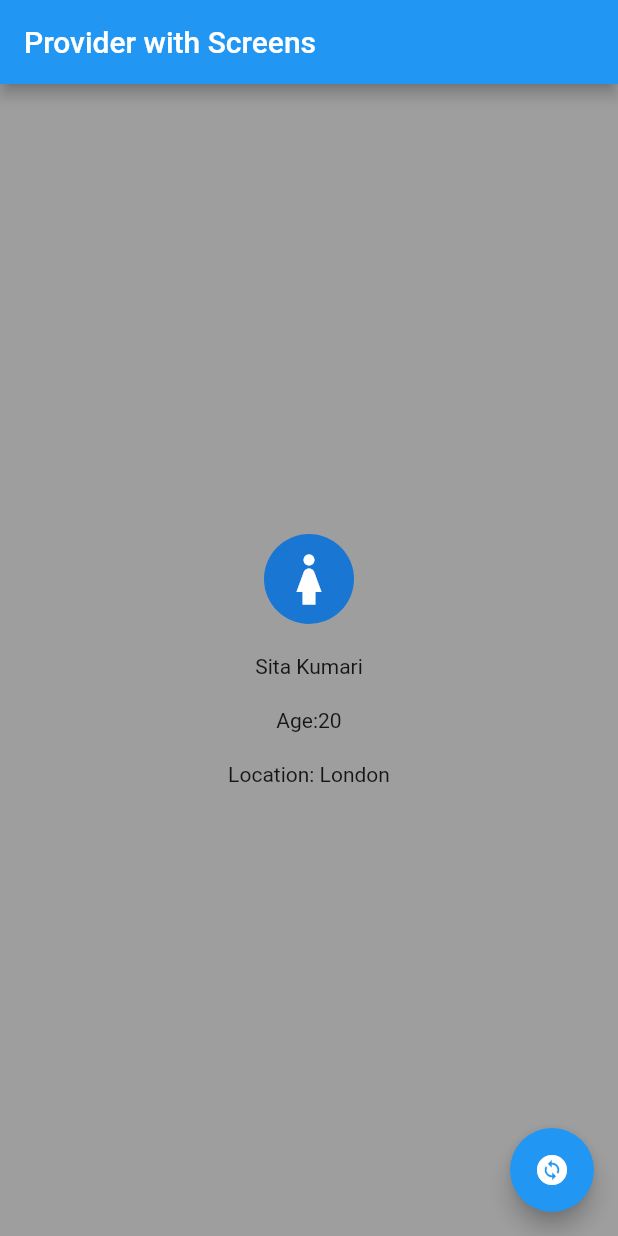
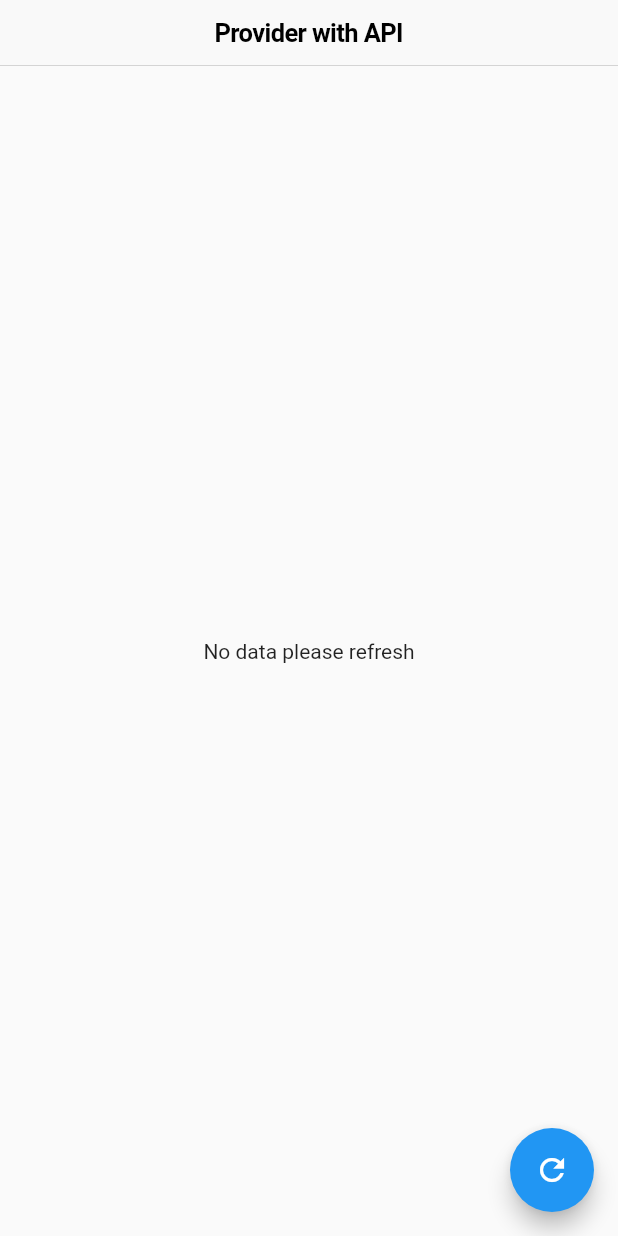
Before and after one commit to qubeena07/Flutter-Provider-using-API, a Flutter app: the screen it shows after launch, on a phone screen of 412 x 824 dp. Run offline on Flutter 3.47's test engine with Material 2 defaults, Android fonts, the light colour scheme and no system bars.

Commit message:
fetch api using provider

```diff
--- a/lib/main.dart
+++ b/lib/main.dart
@@ -1,7 +1,7 @@
 import 'package:flutter/material.dart';
 import 'package:provider/provider.dart';
 import 'package:provider_api/state/app_state.dart';
-import 'package:provider_api/view/home_state.dart';
+import 'package:provider_api/view/api_page.dart';
 
 void main() {
   runApp(const MyApp());
@@ -15,6 +15,6 @@ class MyApp extends StatelessWidget {
     return ChangeNotifierProvider(
         create: (context) => AppState(),
         child: const MaterialApp(
-            debugShowCheckedModeBanner: false, home: HomeState()));
+            debugShowCheckedModeBanner: false, home: ApiPage()));
   }
 }
--- /dev/null
+++ b/lib/model/post_model.dart
@@ -0,0 +1,22 @@
+class PostModel {
+  int? userId;
+  int? id;
+  String? title;
+  String? body;
+
+  PostModel({this.userId, this.id, this.title, this.body});
+
+  factory PostModel.fromJson(Map<String, dynamic> json) => PostModel(
+        userId: json['userId'] as int?,
+        id: json['id'] as int?,
+        title: json['title'] as String?,
+        body: json['body'] as String?,
+      );
+
+  Map<String, dynamic> toJson() => {
+        'userId': userId,
+        'id': id,
+        'title': title,
+        'body': body,
+      };
+}
--- a/lib/state/app_state.dart
+++ b/lib/state/app_state.dart
@@ -1,6 +1,7 @@
 import 'dart:async';
 
 import 'package:flutter/material.dart';
+import 'package:provider_api/model/post_model.dart';
 
 class AppState extends ChangeNotifier {
   int age = 10;
@@ -42,4 +43,12 @@ class AppState extends ChangeNotifier {
     change = !change;
     notifyListeners();
   }
+
+  //Provider with rest api
+
+  List<PostModel> dataList = [];
+  void updatePostModel(List<PostModel> dataList) {
+    this.dataList = dataList;
+    notifyListeners();
+  }
 }
--- /dev/null
+++ b/lib/view/api_page.dart
@@ -0,0 +1,46 @@
+import 'package:flutter/cupertino.dart';
+import 'package:flutter/material.dart';
+import 'package:provider/provider.dart';
+import 'package:provider_api/model/post_model.dart';
+import 'package:provider_api/state/app_state.dart';
+import 'package:provider_api/utils/data_util.dart';
+
+class ApiPage extends StatelessWidget {
+  const ApiPage({Key? key}) : super(key: key);
+
+  @override
+  Widget build(BuildContext context) {
+    var size = MediaQuery.of(context).size;
+    return Consumer<AppState>(builder: (context, value, child) {
+      return Scaffold(
+        floatingActionButton: FloatingActionButton(
+          onPressed: () async {
+            List<PostModel> data = await DataUtil().getData();
+            value.updatePostModel(data);
+          },
+          child: const Icon(Icons.refresh),
+        ),
+        appBar: const CupertinoNavigationBar(
+          middle: Text("Provider with API"),
+        ),
+        body: SizedBox(
+            height: size.height -
+                const CupertinoNavigationBar().preferredSize.height,
+            width: size.width,
+            child: value.dataList.isEmpty
+                ? const Center(
+                    child: Text("No data please refresh"),
+                  )
+                : ListView.builder(
+                    itemCount: value.dataList.length,
+                    itemBuilder: (context, index) {
+                      return ListTile(
+                        title: Text(value.dataList[index].title.toString()),
+                        leading: Text(value.dataList[index].id.toString()),
+                        subtitle: Text(value.dataList[index].body.toString()),
+                      );
+                    })),
+      );
+    });
+  }
+}
--- a/pubspec.yaml
+++ b/pubspec.yaml
@@ -35,6 +35,7 @@ dependencies:
   # Use with the CupertinoIcons class for iOS style icons.
   cupertino_icons: ^1.0.2
   provider: ^6.0.3
+  http: ^0.13.5
 
 dev_dependencies:
   flutter_test:
```
Also changed, not shown: lib/utils/data_util.dart (added, +31 -0 lines), pubspec.lock.
